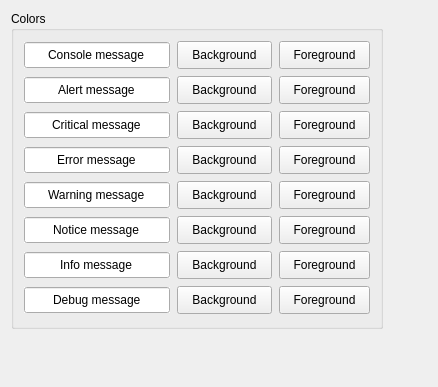
Above: jmesquita/fsgui/src/plugins/consoleplugin/console_settings.ui from freeswitch/freeswitch-contrib before the change. Below: the same form after it.
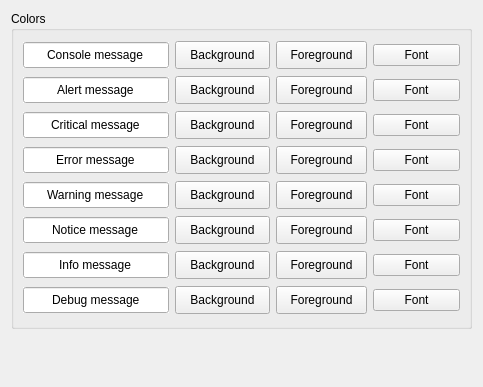
That is the form after the change.

Commit message: Add individual font configuration for each log level. User feature request.

What changed in the file:
```diff
--- a/jmesquita/fsgui/src/plugins/consoleplugin/console_settings.ui
+++ b/jmesquita/fsgui/src/plugins/consoleplugin/console_settings.ui
@@ -6,16 +6,16 @@
    <rect>
     <x>0</x>
     <y>0</y>
-    <width>438</width>
+    <width>483</width>
     <height>387</height>
    </rect>
   </property>
   <property name="windowTitle">
    <string>Form</string>
   </property>
-  <layout class="QVBoxLayout" name="verticalLayout">
+  <layout class="QVBoxLayout" name="verticalLayout_3">
    <item>
-    <layout class="QHBoxLayout" name="horizontalLayout_9">
+    <layout class="QHBoxLayout" name="horizontalLayout_11">
      <item>
       <widget class="QGroupBox" name="groupBox">
        <property name="minimumSize">
@@ -24,18 +24,12 @@
          <height>318</height>
         </size>
        </property>
-       <property name="maximumSize">
-        <size>
-         <width>372</width>
-         <height>318</height>
-        </size>
-       </property>
        <property name="title">
         <string>Colors</string>
        </property>
-       <layout class="QVBoxLayout" name="verticalLayout_2">
+       <layout class="QVBoxLayout" name="verticalLayout">
         <item>
-         <layout class="QHBoxLayout" name="horizontalLayout">
+         <layout class="QHBoxLayout" name="horizontalLayout_10">
           <item>
            <widget class="QLineEdit" name="lineConsole">
             <property name="minimumSize">
@@ -105,6 +99,13 @@
             </property>
            </widget>
           </item>
+          <item>
+           <widget class="QPushButton" name="btnConsoleFont">
+            <property name="text">
+             <string>Font</string>
+            </property>
+           </widget>
+          </item>
          </layout>
         </item>
         <item>
@@ -178,6 +179,13 @@
             </property>
            </widget>
           </item>
+          <item>
+           <widget class="QPushButton" name="btnAlertFont">
+            <property name="text">
+             <string>Font</string>
+            </property>
+           </widget>
+          </item>
          </layout>
         </item>
         <item>
@@ -251,6 +259,13 @@
             </property>
            </widget>
           </item>
+          <item>
+           <widget class="QPushButton" name="btnCritFont">
+            <property name="text">
+             <string>Font</string>
+            </property>
+           </widget>
+          </item>
          </layout>
         </item>
         <item>
@@ -324,6 +339,13 @@
             </property>
            </widget>
           </item>
+          <item>
+           <widget class="QPushButton" name="btnErrorFont">
+            <property name="text">
+             <string>Font</string>
+            </property>
+           </widget>
+          </item>
          </layout>
         </item>
         <item>
@@ -397,6 +419,13 @@
             </property>
            </widget>
           </item>
+          <item>
+           <widget class="QPushButton" name="btnWarningFont">
+            <property name="text">
+             <string>Font</string>
+            </property>
+           </widget>
+          </item>
          </layout>
         </item>
         <item>
@@ -470,6 +499,13 @@
             </property>
            </widget>
           </item>
+          <item>
+           <widget class="QPushButton" name="btnNoticeFont">
+            <property name="text">
+             <string>Font</string>
+            </property>
+           </widget>
+          </item>
          </layout>
         </item>
         <item>
@@ -543,6 +579,13 @@
             </property>
            </widget>
           </item>
+          <item>
+           <widget class="QPushButton" name="btnInfoFont">
+            <property name="text">
+             <string>Font</string>
+            </property>
+           </widget>
+          </item>
          </layout>
         </item>
         <item>
@@ -616,24 +659,18 @@
             </property>
            </widget>
           </item>
+          <item>
+           <widget class="QPushButton" name="btnDebugFont">
+            <property name="text">
+             <string>Font</string>
+            </property>
+           </widget>
+          </item>
          </layout>
         </item>
        </layout>
       </widget>
      </item>
-     <item>
-      <spacer name="horizontalSpacer">
-       <property name="orientation">
-        <enum>Qt::Horizontal</enum>
-       </property>
-       <property name="sizeHint" stdset="0">
-        <size>
-         <width>40</width>
-         <height>20</height>
-        </size>
-       </property>
-      </spacer>
-     </item>
     </layout>
    </item>
    <item>
```
The commit also changes 5 other files.
